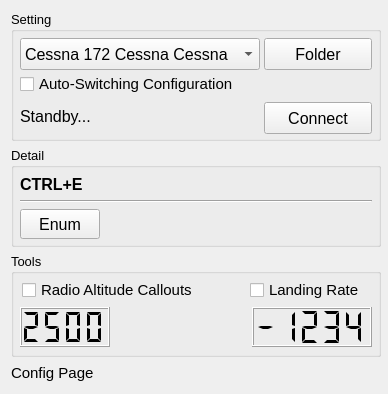
First picture: the form in widget.ui, repository rowesir/MFS-Key2Airport, before the edit.
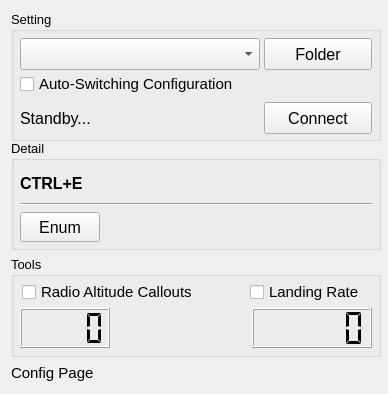
Second picture: the form after the edit. Icons and pictures are not drawn.

```diff
--- a/widget.ui
+++ b/widget.ui
@@ -80,11 +80,6 @@
           <pointsize>12</pointsize>
          </font>
         </property>
-        <item>
-         <property name="text">
-          <string>Cessna 172 Cessna Cessna</string>
-         </property>
-        </item>
        </widget>
       </item>
       <item row="0" column="1">
@@ -135,6 +130,18 @@
       </item>
       <item row="2" column="0">
        <widget class="QLabel" name="lbInfo">
+        <property name="minimumSize">
+         <size>
+          <width>0</width>
+          <height>32</height>
+         </size>
+        </property>
+        <property name="maximumSize">
+         <size>
+          <width>16777215</width>
+          <height>32</height>
+         </size>
+        </property>
         <property name="font">
          <font>
           <pointsize>12</pointsize>
@@ -187,13 +194,13 @@
      <property name="minimumSize">
       <size>
        <width>370</width>
-       <height>100</height>
+       <height>110</height>
       </size>
      </property>
      <property name="maximumSize">
       <size>
        <width>370</width>
-       <height>100</height>
+       <height>110</height>
       </size>
      </property>
      <property name="font">
@@ -219,6 +226,18 @@
       </property>
       <item row="0" column="0" colspan="2">
        <widget class="QLabel" name="lbDetail">
+        <property name="minimumSize">
+         <size>
+          <width>0</width>
+          <height>32</height>
+         </size>
+        </property>
+        <property name="maximumSize">
+         <size>
+          <width>16777215</width>
+          <height>32</height>
+         </size>
+        </property>
         <property name="font">
          <font>
           <pointsize>12</pointsize>
@@ -414,12 +433,6 @@
           <property name="segmentStyle">
            <enum>QLCDNumber::SegmentStyle::Flat</enum>
           </property>
-          <property name="value" stdset="0">
-           <double>2500.000000000000000</double>
-          </property>
-          <property name="intValue" stdset="0">
-           <number>2500</number>
-          </property>
          </widget>
         </item>
         <item>
@@ -473,12 +486,6 @@
           <property name="segmentStyle">
            <enum>QLCDNumber::SegmentStyle::Flat</enum>
           </property>
-          <property name="value" stdset="0">
-           <double>-1234.000000000000000</double>
-          </property>
-          <property name="intValue" stdset="0">
-           <number>-1234</number>
-          </property>
          </widget>
         </item>
        </layout>
```
